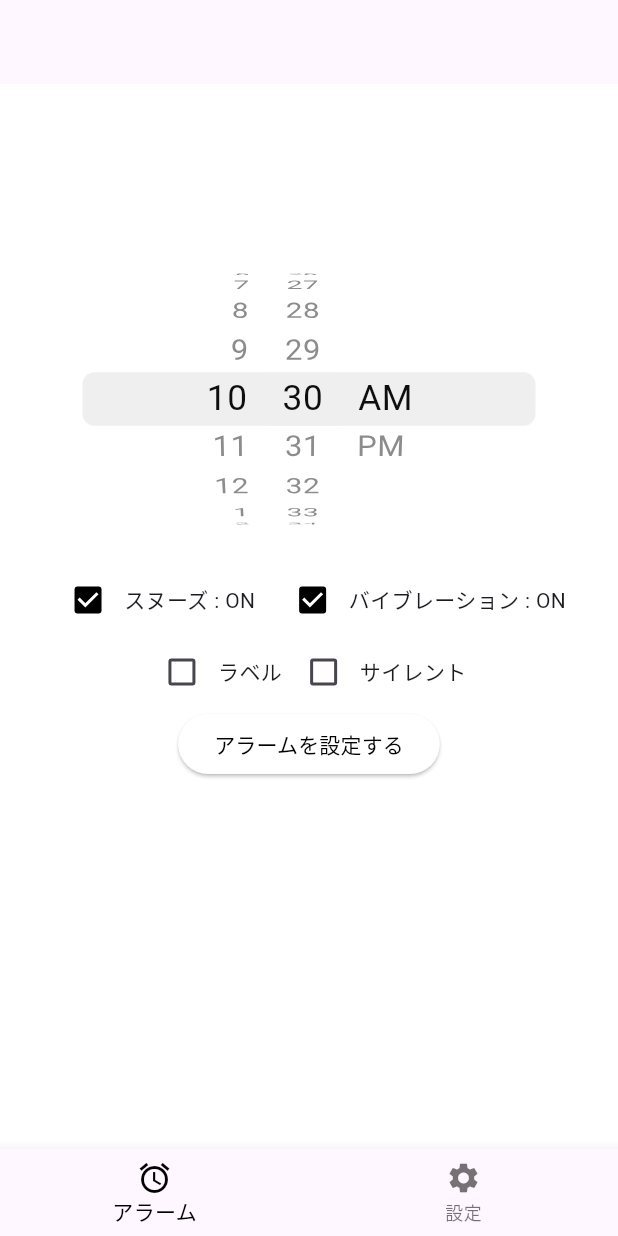
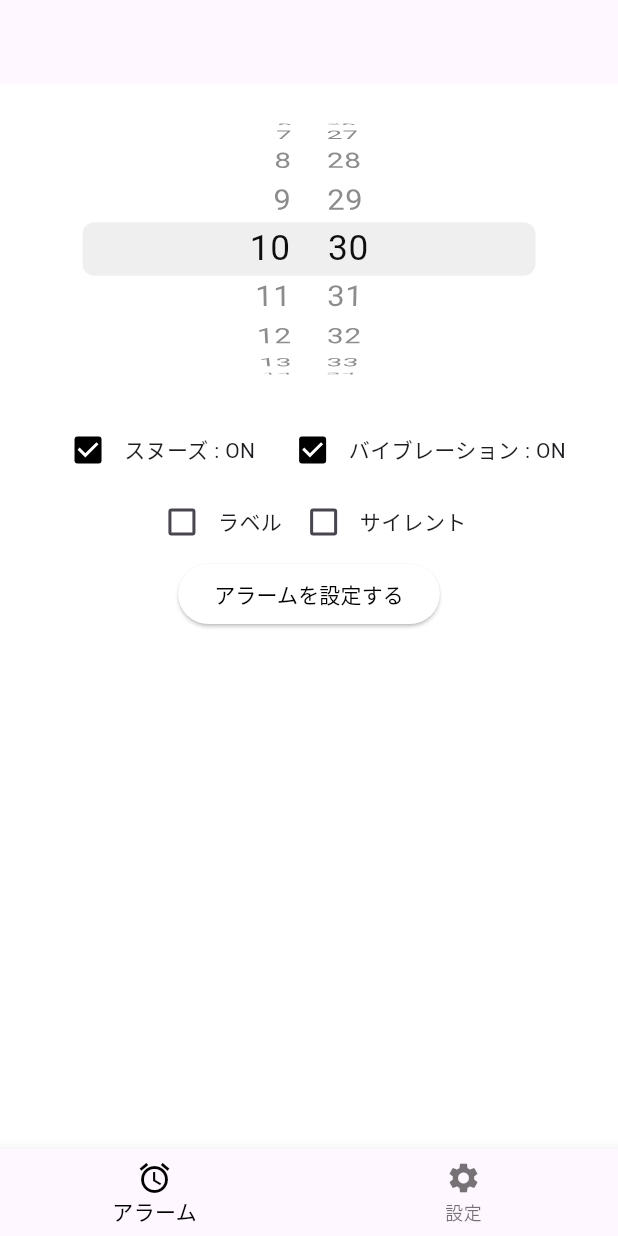
Before and after one commit to motigaeru/My.alarm, a Flutter app: the screen it shows after launch, on a phone screen of 412 x 824 dp. Run offline on Flutter 3.47's test engine with Material 3 defaults, Android fonts, the phone set to English and light mode, and no system bars; our stand-ins replace audioplayers, cloud_firestore, firebase_auth, firebase_core, flutter_local_notifications, vibration; missing offline and left inert: workmanager; accounts and stored records are empty.

Commit message:
機能追加の目処が立った

```diff
--- a/lib/main.dart
+++ b/lib/main.dart
@@ -19,6 +19,7 @@ import 'package:flutter/services.dart';
 import 'package:vibration/vibration.dart';
 import 'package:flutter_local_notifications/flutter_local_notifications.dart';
 
+
 void callbackDispatcher() {
   Workmanager().executeTask((task, inputData) {
     // バックグラウンドで定期的に実行したい処理をここに記述します
@@ -30,6 +31,7 @@ final FlutterLocalNotificationsPlugin flutterLocalNotificationsPlugin =
    FlutterLocalNotificationsPlugin();
 
 void main() async {
+
   WidgetsFlutterBinding.ensureInitialized();
   await Firebase.initializeApp(
     options: DefaultFirebaseOptions.currentPlatform,
@@ -48,6 +50,7 @@ void main() async {
     iOS: initializationSettingsIOS,
     android: null,
   );
+
   runApp(MyApp());
 }
 
@@ -98,7 +101,7 @@ class _ClockTimerState extends State<ClockTimer> {
   static const MP33 = 'sounds/m.mp3';
   bool snooze = true;
   bool vibration = true;
-  bool isOn3 = false;
+  bool raberu = false;
   bool Silent = false;
   int _currentIndex = 0;
   Timer? _alarmTimer;
@@ -143,7 +146,7 @@ class _ClockTimerState extends State<ClockTimer> {
     }
   }
   void _raberuAlertDialog() async {
-    if (isOn3 == true) {
+    if (raberu == true) {
       TextEditingController textFieldController = TextEditingController();
 
       await showDialog(
@@ -162,7 +165,7 @@ class _ClockTimerState extends State<ClockTimer> {
               TextButton(
                 child: Text('キャンセル'),
                 onPressed: () {
-                  isOn3 = false;
+                  raberu = false;
                   Navigator.of(context).pop();
 
                 },
@@ -185,21 +188,22 @@ class _ClockTimerState extends State<ClockTimer> {
 
 
 
-  void _onTimer(Timer timer) {
+  void _onTimer(Timer timer,) {
     var now = DateTime.now();
     var dateFormat = DateFormat('HH:mm:ss EEEE', 'ja');
     var timeString = dateFormat.format(now);
+
     setState(() {
       _time = timeString;
     });
-
     for (int i = 0; i < taimList.length; ++i) {
       var alarmTime = DateFormat("HH:mm EEEE", 'ja').parse(taimList[i].time);
       if (now.hour == alarmTime.hour && now.minute == alarmTime.minute) {
         if (!taimList[i].silent) {
           if (taimList[i].snooze) {
             audioPlayer.play(AssetSource(MP3));
-
+            print(taimList[i].label);
+            setNotification(taimList[i].label.isNotEmpty ? taimList[i].label : 'アラーム', ' ${now.hour}:${now.minute}');
             _setSnoozeAlarm(taimList[i]);
             _removeAlarmFromDatabase(taimList[i]);
             taimList.removeAt(i);
@@ -341,13 +345,12 @@ class _ClockTimerState extends State<ClockTimer> {
       ),
       backgroundColor: Colors.white,
        body: _currentIndex == 0
-          ? SingleChildScrollView(
-        child: Column(
+          ? Column(
               mainAxisSize: MainAxisSize.min,
               mainAxisAlignment: MainAxisAlignment.spaceAround,
           children: <Widget>[
             Padding(
-              padding: const EdgeInsets.only(top: 100),
+              padding: const EdgeInsets.only(top: 0),
               child: Column(
                 children: [
                   SizedBox(height: 10),
@@ -358,6 +361,7 @@ class _ClockTimerState extends State<ClockTimer> {
                       child: CupertinoDatePicker(
                         mode: CupertinoDatePickerMode.time,
                         initialDateTime: DateTime.now(),
+                        use24hFormat: true,
                         onDateTimeChanged: (DateTime dateTime) {
                           setState(() {
                             _selectedAlarmTime = DateFormat("HH:mm EEEE", 'ja').format(dateTime);
@@ -366,7 +370,6 @@ class _ClockTimerState extends State<ClockTimer> {
                       ),
                     ),
                   ),
-
                   SizedBox(height: 10),
                   Row(
                     mainAxisAlignment: MainAxisAlignment.center,
@@ -377,7 +380,7 @@ class _ClockTimerState extends State<ClockTimer> {
                           setState(() {
                             Vibration.vibrate(duration: 1000);
                             snooze = value!;
-                            // チェックボックスの状態を保存
+
                           });
                         },
                         activeColor: Colors.black,
@@ -391,7 +394,7 @@ class _ClockTimerState extends State<ClockTimer> {
                         onChanged: (value) {
                           setState(() {
                             vibration = value!;
-                            // チェックボックスの状態を保存
+
                           });
                         },
                         activeColor: Colors.black,
@@ -406,10 +409,10 @@ class _ClockTimerState extends State<ClockTimer> {
                     mainAxisAlignment: MainAxisAlignment.center,
                     children: [
                       Checkbox(
-                        value: isOn3,
+                        value: raberu,
                         onChanged: (value) {
                           setState(() {
-                            isOn3 = value!;
+                            raberu = value!;
                             _raberuAlertDialog();
 
                           });
@@ -419,7 +422,7 @@ class _ClockTimerState extends State<ClockTimer> {
                       SizedBox(
                         height: 10,
                       ),
-                      Text(isOn3 ? " $_userInput" : "ラベル "),
+                      Text(raberu ? " $_userInput" : "ラベル "),
                       Checkbox(
                         value: Silent,
                         onChanged: (value) {
@@ -441,9 +444,8 @@ class _ClockTimerState extends State<ClockTimer> {
                         _setAlarm();
                         print('$_selectedAlarmTime にアラームを設定しました');
                         print('$taimList');
-                        isOn3 = false;
+                        raberu = false;
                         Silent = false;
-                        setNotification("a","a");
                       } else {
                         print("アラーム時刻を選択してください");
                       }
@@ -459,16 +461,16 @@ class _ClockTimerState extends State<ClockTimer> {
                 ],
               ),
             ),
-            SingleChildScrollView(
-                child: ListView.builder(
-                  shrinkWrap: true,
-                  itemCount: taimList.length,
-                  itemBuilder: (BuildContext context, int index) {
-                    final alarm = taimList[index];
+            Expanded(
+      child: SingleChildScrollView(
+        child: Column(
+          children: taimList.map((alarm) {
             return ListTile(
               title: OutlinedButton(
                 onPressed: () {},
-                        child: Text('${alarm.label}   ${_userInput}${alarm.time} (スヌーズ: ${alarm.snooze ? 'ON' : 'OFF'}) ${alarm.silent ? 'サイレント' : ''}'), // Include 'サイレント' in the text if it's a silent alarm
+                child: Text(
+                  '${alarm.label}   ${_userInput}${alarm.time} (スヌーズ: ${alarm.snooze ? 'ON' : 'OFF'}) ${alarm.silent ? 'サイレント' : ''}',
+                ),
                 style: OutlinedButton.styleFrom(
                   backgroundColor: Colors.white,
                   primary: Colors.black,
@@ -477,16 +479,16 @@ class _ClockTimerState extends State<ClockTimer> {
               trailing: IconButton(
                 icon: Icon(Icons.delete, color: Colors.black),
                 onPressed: () {
-                          _removeAlarm(index);
+                  _removeAlarm(taimList.indexOf(alarm));
                   print('$taimList');
                 },
               ),
             );
-                  },
-                )
+          }).toList(),
+        ),
+      ),
     ),
   ],
-        ),
 )
           : SettingPage(),
       bottomNavigationBar: BottomNavigationBar(
--- a/pubspec.yaml
+++ b/pubspec.yaml
@@ -54,7 +54,6 @@ dependencies:
  curved_navigation_bar: ^1.0.3
  flutter_picker: ^2.1.0
  vibration: ^1.8.3
- flutter_native_timezone: ^2.0.0
  flutter_app_badger: ^1.5.0
  flutter_local_notifications: ^16.1.0
 
```
Also changed, not shown: pubspec.lock, 2 other files. Lines whose indentation alone changed are shown as unchanged.
